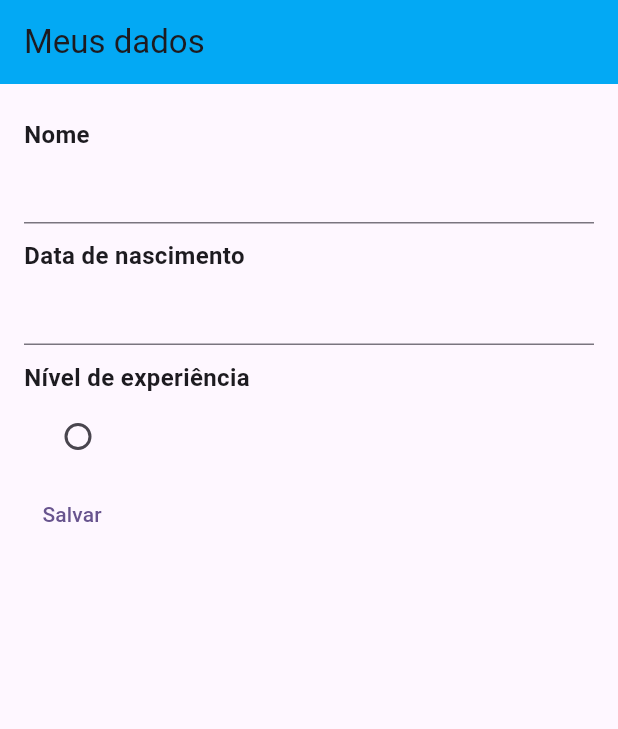
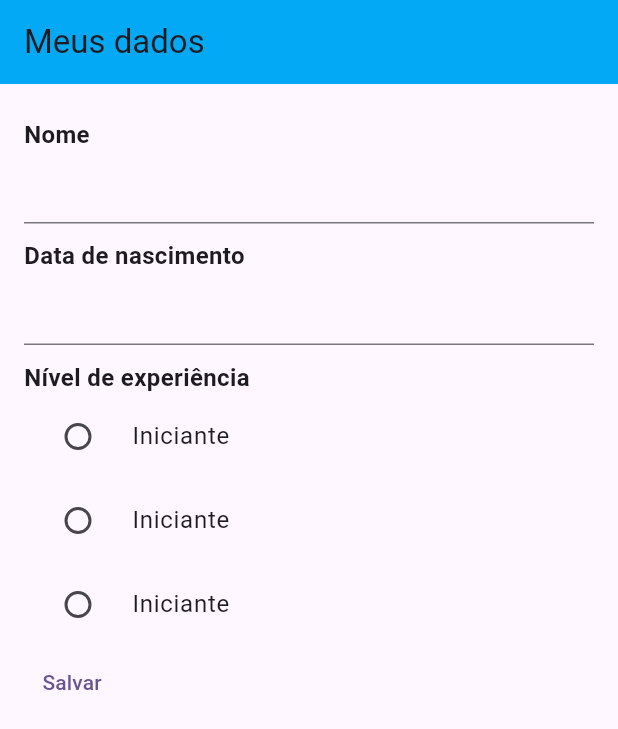
Before and after one commit to maurojh/diowpicouef, a Flutter app: the screen it shows after launch, on a phone screen of 412 x 824 dp. Shown: the top 729 px of the screen. Run offline on Flutter 3.47's test engine with Material 2 defaults, Android fonts, the phone set to English and light mode, and no system bars.

Commit message:
Usando map para criar children de column

```diff
--- a/lib/dados_cadastrais.dart
+++ b/lib/dados_cadastrais.dart
@@ -48,8 +48,8 @@ class _DadosCadastraisState extends State<DadosCadastrais> {
               onTap: () async {
                 var data = await showDatePicker(
                   context: context,
-                  initialDate: DateTime(2000,1,1),
-                  firstDate: DateTime(1900,5,20),
+                  initialDate: DateTime(2000, 1, 1),
+                  firstDate: DateTime(1900, 5, 20),
                   lastDate: DateTime(2023, 10, 23),
                 );
                 //print(data);
@@ -57,13 +57,19 @@ class _DadosCadastraisState extends State<DadosCadastrais> {
               },
             ),
             rotuloTexto('Nível de experiência'),
-            RadioListTile(
-              value: false, // valor que recebe o click
+            Column(
+                children: niveis
+                    .map(
+                      (nivel) => RadioListTile(
+                        title: Text('Iniciante'),
+                        value: 'iniciante', // valor que recebe o click
                         groupValue: 'nivel_experiencia',
                         onChanged: (value) {
                           print(value);
                         },
                       ),
+                    )
+                    .toList()),
             TextButton(
               onPressed: () {
                 print(controlaNome.text);
```
Lines whose indentation alone changed are shown as unchanged.
